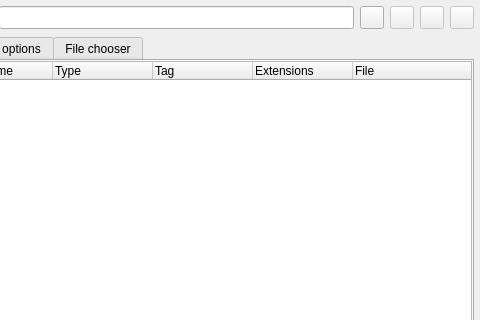
First picture: the form in deviceconfigurator.ui, repository qmc2/qmc2-mame-fe, before the edit; both pictures show x 156 to 636 and y 0 to 320 of the 636 by 626 pixel window.
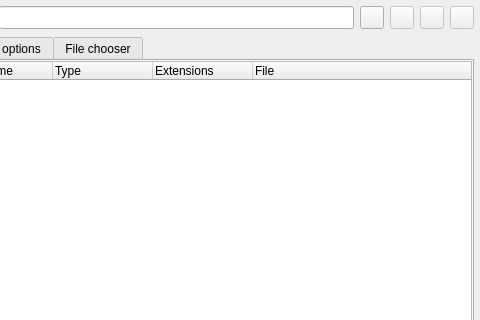
Second picture: the form after the edit. Icons and pictures are not drawn.

```diff
--- a/deviceconfigurator.ui
+++ b/deviceconfigurator.ui
@@ -179,6 +179,9 @@
              <property name="alternatingRowColors">
               <bool>true</bool>
              </property>
+             <property name="textElideMode">
+              <enum>Qt::ElideMiddle</enum>
+             </property>
              <property name="rootIsDecorated">
               <bool>false</bool>
              </property>
@@ -200,11 +203,6 @@
                <string>Type</string>
               </property>
              </column>
-             <column>
-              <property name="text">
-               <string>Tag</string>
-              </property>
-             </column>
              <column>
               <property name="text">
                <string>Extensions</string>
```
Left out of the diff: 9 changed lines with no effect on the pictures.
